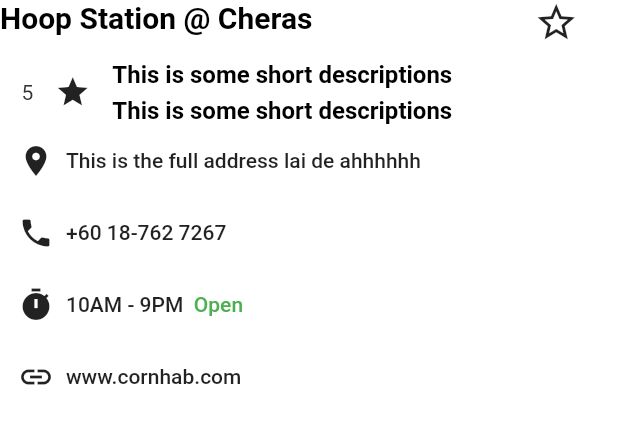
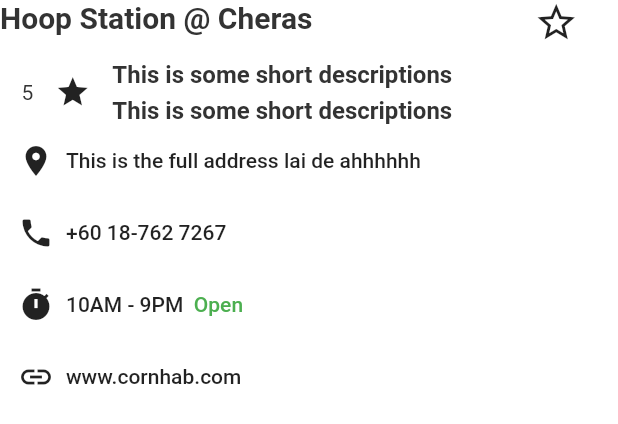
Before and after one commit to liongkj/jom_malaysia_flutter, a Flutter app: the PlaceInfo widget shown alone on an empty page, opened directly, on a phone screen of 412 x 824 dp. Shown: the top 424 px of the screen. Run offline on Flutter 3.47's test engine with Material 2 defaults, Android fonts, the light colour scheme and no system bars; drawn by our look-alikes of oktoast; our stand-ins replace cached_network_image, dio, fluro, flutter_swiper, rxdart, sprintf and 1 more; missing offline and left inert: common_utils, flustars; network calls fail; statements that could not run were skipped.

Commit message:
android/build.gradle update to 3.4.1 and kotlin version 1.3.10 Updated text theme for dark mode

```diff
--- a/lib/screens/tabs/overview/pages/place_detail_page.dart
+++ b/lib/screens/tabs/overview/pages/place_detail_page.dart
@@ -2,6 +2,8 @@
 
 import 'package:flutter/material.dart';
 import 'package:flutter/rendering.dart';
+import 'package:flutter/services.dart';
+import 'package:jom_malaysia/core/res/colors.dart';
 import 'package:provider/provider.dart';
 
 import '../../../../util/theme_utils.dart';
@@ -16,6 +18,7 @@ class _PlaceDetailPageState extends State<PlaceDetailPage>
     with SingleTickerProviderStateMixin, AutomaticKeepAliveClientMixin {
   NearbyPageProvider provider = NearbyPageProvider();
 
+  bool isDark = false;
   var _isloading = false;
 
   @override
@@ -23,6 +26,11 @@ class _PlaceDetailPageState extends State<PlaceDetailPage>
 
   @override
   void initState() {
+      //Portrait Mode only
+    SystemChrome.setPreferredOrientations([
+    DeviceOrientation.portraitUp,
+    DeviceOrientation.portraitDown
+  ]);
     isLoaded();
     super.initState();
   }
@@ -42,6 +50,7 @@ class _PlaceDetailPageState extends State<PlaceDetailPage>
 
   @override
   Widget build(BuildContext context) {
+    isDark = ThemeUtils.isDark(context);
     super.build(context);
     final Color _iconColor = ThemeUtils.getIconColor(context);
     return ChangeNotifierProvider<NearbyPageProvider>(
@@ -59,7 +68,12 @@ class _PlaceDetailPageState extends State<PlaceDetailPage>
                     Padding(
                       padding: const EdgeInsets.only(top: 20.0),
                       child: IconButton(
-                        icon: Icon(Icons.arrow_back_ios, color: Colors.black),
+                        icon: Icon(
+                          Icons.arrow_back_ios,
+                          color: ThemeUtils.isDark(context)
+                              ? Colours.dark_text
+                              : Colours.text,
+                        ),
                         onPressed: () => Navigator.pop(context, false),
                       ),
                     ),
@@ -98,7 +112,10 @@ class PlaceDetails extends StatelessWidget {
                                   ? Text(
                                       "Hoop Station @ Cheras",
                                       style: TextStyle(
-                                          fontSize: 20.0, color: Colors.black),
+                                          fontSize: 20.0,
+                                          color: ThemeUtils.isDark(context)
+                                              ? Colours.dark_text
+                                              : Colours.text),
                                     )
                                   : Text(
                                       top.toString(),
@@ -112,7 +129,10 @@ class PlaceDetails extends StatelessWidget {
                                     topLeft: const Radius.circular(20.0),
                                     topRight: const Radius.circular(20.0)),
                                 border: Border.all(
-                                    color: Colors.black, width: 2.0)),
+                                    color: ThemeUtils.isDark(context)
+                                        ? Colours.dark_text
+                                        : Colours.text,
+                                    width: 2.0)),
                             child: Container(
                                 margin: EdgeInsets.only(left: 10, right: 10),
                                 child: PlaceInfo()),
@@ -185,10 +205,7 @@ class PlaceInfo extends StatelessWidget {
               flex: 8,
               child: Text(
                 "Hoop Station @ Cheras",
-                style: TextStyle(
-                    fontSize: 20.0,
-                    color: Colors.black,
-                    fontWeight: FontWeight.bold),
+                style: TextStyle(fontSize: 20.0, fontWeight: FontWeight.bold),
               )),
           Expanded(
               flex: 2,
@@ -214,15 +231,10 @@ class PlaceInfo extends StatelessWidget {
             flex: 9,
             child: Wrap(runSpacing: 5, children: <Widget>[
               Text('This is some short descriptions',
-                  style: TextStyle(
-                      fontSize: 16.0,
-                      color: Colors.black,
-                      fontWeight: FontWeight.bold)),
+                  style:
+                      TextStyle(fontSize: 16.0, fontWeight: FontWeight.bold)),
               Text('This is some short descriptions',
-                  style: TextStyle(
-                      fontSize: 16.0,
-                      color: Colors.black,
-                      fontWeight: FontWeight.bold))
+                  style: TextStyle(fontSize: 16.0, fontWeight: FontWeight.bold))
             ]))
       ]),
       Column(crossAxisAlignment: CrossAxisAlignment.start, children: <Widget>[
--- a/pubspec.yaml
+++ b/pubspec.yaml
@@ -36,7 +36,7 @@ dependencies:
   # 启动URL的插件 https://github.com/flutter/plugins/tree/master/packages/url_launcher
   url_launcher:
   # 图片缓存 https://github.com/renefloor/flutter_cached_network_image
-  cached_network_image: ^1.1.3
+  cached_network_image: ^2.0.0-rc
   # Toast插件 https://github.com/OpenFlutter/flutter_oktoast
   oktoast: ^2.2.1
   # 路由框架 https://github.com/theyakka/fluro
@@ -48,7 +48,7 @@ dependencies:
     sdk: flutter
   # 格式化String https://github.com/Naddiseo/dart-sprintf
   sprintf: ^4.0.2
-  google_maps_flutter: ^0.5.21+14
+  google_maps_flutter: ^0.5.21+15
   flutter_launcher_icons: ^0.7.4
 
   # 图片选择插件 https://github.com/flutter/plugins/tree/master/packages/image_picker
```
Also changed, not shown: pubspec.lock, 5 other files.
